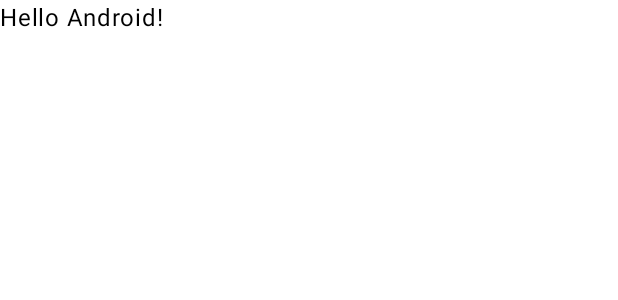
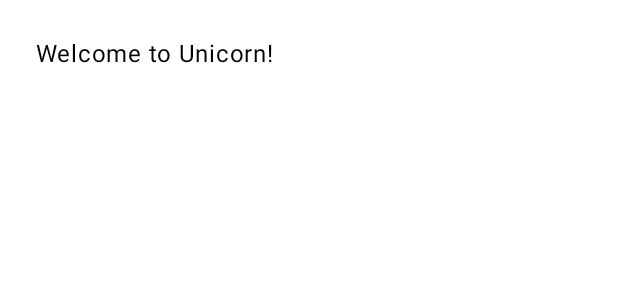
Before and after one commit to arunabhdas/unicorn-android, an Android app built with Jetpack Compose: the @Preview function GreetingPreview, on a phone screen of 412 x 824 dp. Shown: the top 300 px of the screen. Run offline under Robolectric (Android 15) with nearby library versions, the phone set to English and light mode, and no system bars.

Commit message:
Increased padding

```diff
--- a/unicorn-android/app/src/main/java/app/unicornapp/mobile/android/unicorn/MainActivity.kt
+++ b/unicorn-android/app/src/main/java/app/unicornapp/mobile/android/unicorn/MainActivity.kt
@@ -4,12 +4,14 @@ import android.os.Bundle
 import androidx.activity.ComponentActivity
 import androidx.activity.compose.setContent
 import androidx.compose.foundation.layout.fillMaxSize
+import androidx.compose.foundation.layout.padding
 import androidx.compose.material3.MaterialTheme
 import androidx.compose.material3.Surface
 import androidx.compose.material3.Text
 import androidx.compose.runtime.Composable
 import androidx.compose.ui.Modifier
 import androidx.compose.ui.tooling.preview.Preview
+import androidx.compose.ui.unit.dp
 import app.unicornapp.mobile.android.unicorn.ui.theme.UnicornTheme
 
 class MainActivity : ComponentActivity() {
@@ -22,7 +24,7 @@ class MainActivity : ComponentActivity() {
                     modifier = Modifier.fillMaxSize(),
                     color = MaterialTheme.colorScheme.background
                 ) {
-                    Greeting("Android")
+                    Greeting("Unicorn")
                 }
             }
         }
@@ -32,8 +34,8 @@ class MainActivity : ComponentActivity() {
 @Composable
 fun Greeting(name: String, modifier: Modifier = Modifier) {
     Text(
-        text = "Hello $name!",
-        modifier = modifier
+        text = "Welcome to $name!",
+        modifier = Modifier.padding(24.dp)
     )
 }
 
@@ -41,6 +43,6 @@ fun Greeting(name: String, modifier: Modifier = Modifier) {
 @Composable
 fun GreetingPreview() {
     UnicornTheme {
-        Greeting("Android")
+        Greeting("Unicorn")
     }
 }
```
